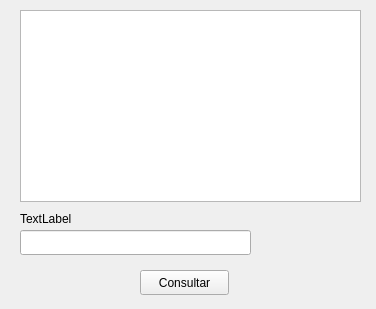
First picture: the form in Bank/consultas.ui, repository Mrjarkos/2019_1_d3_prc4_CabuyaAlberto_C-rdenasJavier_RoncancioBrayan, before the edit.
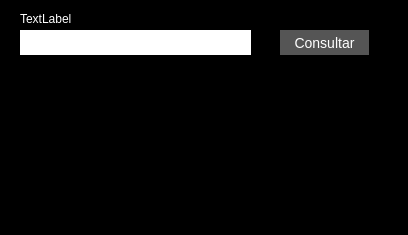
Second picture: the form after the edit. Icons and pictures are not drawn.

```diff
--- a/Bank/consultas.ui
+++ b/Bank/consultas.ui
@@ -6,18 +6,59 @@
    <rect>
     <x>0</x>
     <y>0</y>
-    <width>376</width>
-    <height>309</height>
+    <width>408</width>
+    <height>235</height>
    </rect>
   </property>
+  <property name="minimumSize">
+   <size>
+    <width>408</width>
+    <height>235</height>
+   </size>
+  </property>
+  <property name="maximumSize">
+   <size>
+    <width>408</width>
+    <height>235</height>
+   </size>
+  </property>
   <property name="windowTitle">
    <string>Form</string>
   </property>
+  <property name="windowIcon">
+   <iconset>
+    <normaloff>../../../../../Descargas/45587814-monedas-moneda-icono-de-moneda-vector-de-imagen-también-se-puede-utilizar-para-la-venta-el-viernes-neg.jpg</normaloff>../../../../../Descargas/45587814-monedas-moneda-icono-de-moneda-vector-de-imagen-también-se-puede-utilizar-para-la-venta-el-viernes-neg.jpg</iconset>
+  </property>
+  <property name="styleSheet">
+   <string notr="true">QWidget{
+background-color: black;
+color: #fff;
+}
+
+QLineEdit{
+background-color: #fff ;
+border: 0;
+color: #111;
+font-size: 14px;
+height: 30px;
+}
+
+QLabel{
+color: #fff;
+}
+
+QPushButton{
+background-color: #555;
+color: #fff;
+font-size: 14px;
+border: 1;
+}</string>
+  </property>
   <widget class="QLabel" name="label">
    <property name="geometry">
     <rect>
      <x>20</x>
-     <y>210</y>
+     <y>10</y>
      <width>331</width>
      <height>17</height>
     </rect>
@@ -30,7 +71,7 @@
    <property name="geometry">
     <rect>
      <x>20</x>
-     <y>230</y>
+     <y>30</y>
      <width>231</width>
      <height>25</height>
     </rect>
@@ -39,8 +80,8 @@
   <widget class="QPushButton" name="consultar">
    <property name="geometry">
     <rect>
-     <x>140</x>
-     <y>270</y>
+     <x>280</x>
+     <y>30</y>
      <width>89</width>
      <height>25</height>
     </rect>
@@ -53,9 +94,9 @@
    <property name="geometry">
     <rect>
      <x>20</x>
-     <y>10</y>
-     <width>341</width>
-     <height>192</height>
+     <y>60</y>
+     <width>351</width>
+     <height>161</height>
     </rect>
    </property>
   </widget>
```
